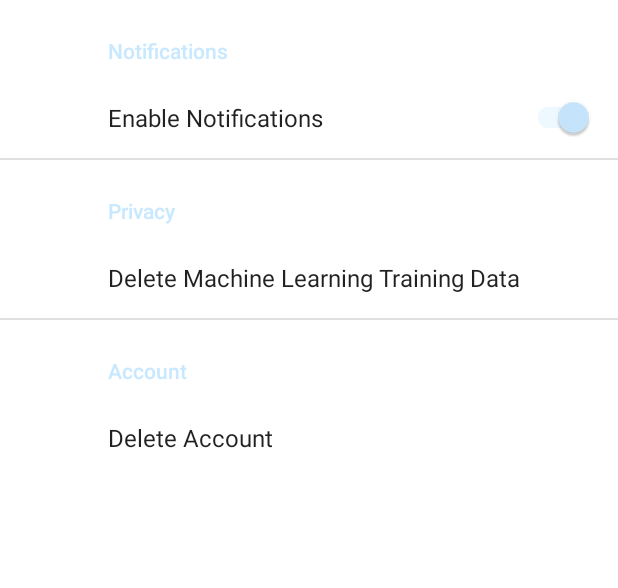
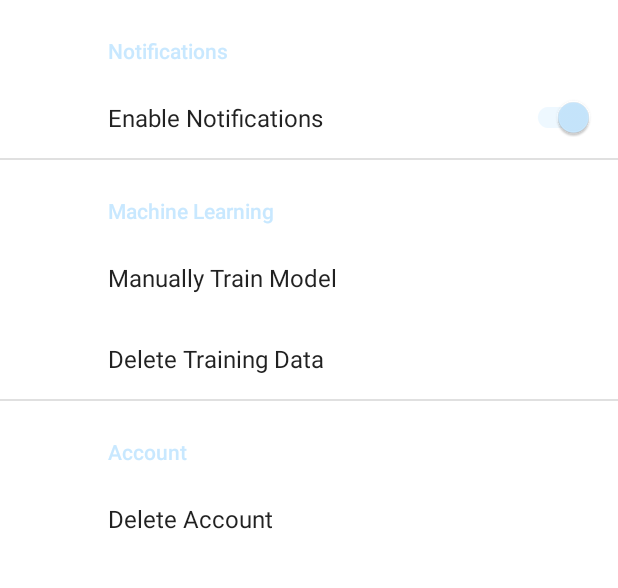
Before and after one commit to nicholasnge/Chemical-X, an Android app: the SettingsFragment screen opened directly, with no data from a screen before it, on a phone screen of 412 x 824 dp, the part 84-672 px from its top. Run offline under Robolectric (Android 15) with nearby library versions, the phone set to English and light mode, and no system bars; our stand-ins replace Firebase (no records; nobody signed in at launch, a user with empty details on screens opened directly), androidx.preference; libraries missing offline, so code that uses them is left out: com.firebase.ui; network calls fail; 6 statements that could not run were skipped.

Commit message:
add ability to train function this is buggy though and I don't understand why it suddenly doesn't work when previously it did.

```diff
--- a/app/build.gradle
+++ b/app/build.gradle
@@ -83,6 +83,9 @@ dependencies {
     // for preferences package for settings
     def preference_version = "1.1.1"
     implementation "androidx.preference:preference:$preference_version"
+
+    // for Volley; to make HTTP requests
+    implementation 'com.android.volley:volley:1.1.1'
 }
 repositories {
     mavenCentral()
--- a/app/src/main/java/com/example/chemicalx/settings/SettingsFragment.java
+++ b/app/src/main/java/com/example/chemicalx/settings/SettingsFragment.java
@@ -12,6 +12,7 @@ import androidx.preference.PreferenceFragmentCompat;
 
 import com.example.chemicalx.FirebaseLoginActivity;
 import com.example.chemicalx.R;
+import com.example.chemicalx.tasksuggester.TaskSuggester;
 import com.firebase.ui.auth.AuthUI;
 import com.google.android.gms.tasks.OnCompleteListener;
 import com.google.android.gms.tasks.Task;
@@ -37,6 +38,24 @@ public class SettingsFragment extends PreferenceFragmentCompat
 
                 deleteAccountSettingDialogFragment.show(getParentFragmentManager(),
                         "Delete Account Setting Dialog Fragment");
+
+                return false;
+            }
+        });
+
+        Preference trainTaskSuggesterModelManually = getPreferenceManager()
+                .findPreference("train_task_suggester_model_online_manually");
+        trainTaskSuggesterModelManually
+                .setOnPreferenceClickListener(new Preference.OnPreferenceClickListener() {
+                    @Override
+                    public boolean onPreferenceClick(Preference preference) {
+                        // TODO: Dialog for this?
+//                        DeleteMLTrainingDataSettingDialogFragment deleteMLTrainingDataSettingDialogFragment =
+//                                new DeleteMLTrainingDataSettingDialogFragment();
+//
+//                        deleteMLTrainingDataSettingDialogFragment.show(getParentFragmentManager(),
+//                                "Delete ML Training Data Setting Dialog Fragment");
+                        TaskSuggester.trainModel(getContext());
 
                         return false;
                     }
--- a/app/src/main/res/xml/preferences.xml
+++ b/app/src/main/res/xml/preferences.xml
@@ -13,12 +13,16 @@
     </PreferenceCategory>
 
     <PreferenceCategory
-        android:key="privacy"
-        android:title="Privacy">
+        android:key="machine_learning"
+        android:title="Machine Learning">
+
+        <Preference
+            android:key="train_task_suggester_model_online_manually"
+            android:title="Manually Train Model"/>
 
         <Preference
             android:key="delete_ml_training_data"
-            android:title="Delete Machine Learning Training Data"/>
+            android:title="Delete Training Data"/>
 
     </PreferenceCategory>
 
```
Also changed, not shown: app/src/main/java/com/example/chemicalx/Fragment_Tasks/Fragment_Tasks.java (+12 -2 lines), app/src/main/java/com/example/chemicalx/tasksuggester/TaskSuggester.java (added, +60 -0 lines). Lines whose indentation alone changed are shown as unchanged.
